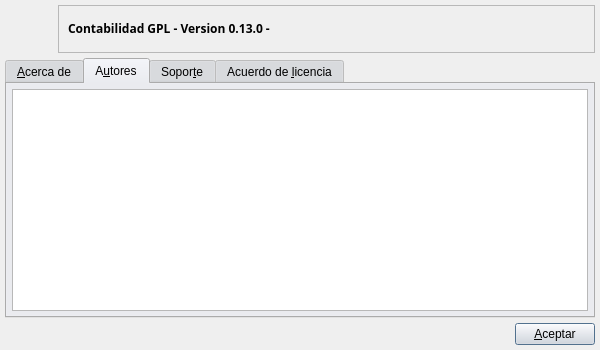
The window that bulmages/bulmacont/src/bcaboutbase.ui (eboladev/Bulmages-1) describes before a commit, drawn with Qt 5.
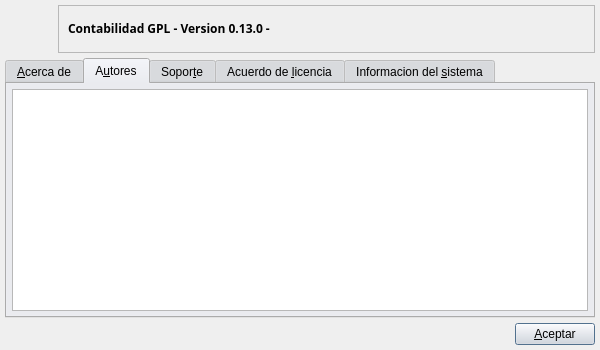
The same window after the commit. The open tabs and pages were chosen to show the change. Icons and pictures are not drawn.

Commit message: Añado la pestaña "Información del sistema" en la ventana "Sobre BulmaCont" con datos de 'plugins' cargados.

Diff of the .ui file:
```diff
--- a/bulmages/bulmacont/src/bcaboutbase.ui
+++ b/bulmages/bulmacont/src/bcaboutbase.ui
@@ -710,6 +710,16 @@
        </item>
       </layout>
      </widget>
+     <widget class="QWidget" name="info">
+      <attribute name="title">
+       <string>Informacion del &amp;sistema</string>
+      </attribute>
+      <layout class="QHBoxLayout" name="horizontalLayout">
+       <item>
+        <widget class="QTextEdit" name="textEdit_sistema"/>
+       </item>
+      </layout>
+     </widget>
     </widget>
    </item>
    <item>
```
Left out of the diff: 31 changed lines with no effect on the pictures. The commit also changes 1 other file.
